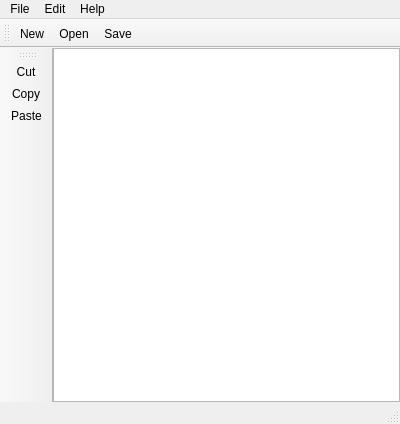
Above: TextEditor/texteditor.ui from MJingv/Qt-tests before the change. Below: the same form after it.
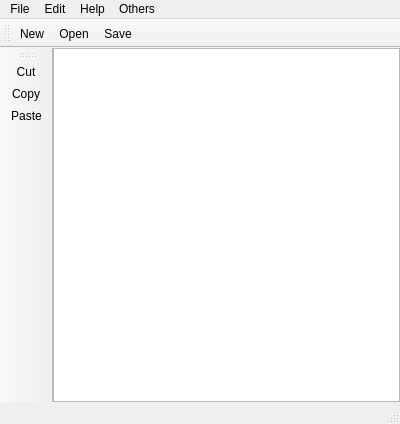
That is the form after the change. Icons and pictures are not drawn.

```diff
--- a/TextEditor/texteditor.ui
+++ b/TextEditor/texteditor.ui
@@ -66,12 +66,19 @@
     <property name="title">
      <string>Help</string>
     </property>
-    <addaction name="actionAbout"/>
-    <addaction name="actionAS"/>
+    <addaction name="separator"/>
+   </widget>
+   <widget class="QMenu" name="menuOthers">
+    <property name="title">
+     <string>Others</string>
+    </property>
+    <addaction name="actionWhat_up"/>
+    <addaction name="actionWhat_s_your_name"/>
    </widget>
    <addaction name="menuFile"/>
    <addaction name="menuEdit"/>
    <addaction name="menuHelp"/>
+   <addaction name="menuOthers"/>
   </widget>
   <widget class="QToolBar" name="mainToolBar">
    <attribute name="toolBarArea">
```
Left out of the diff: 18 changed lines with no effect on the pictures.
